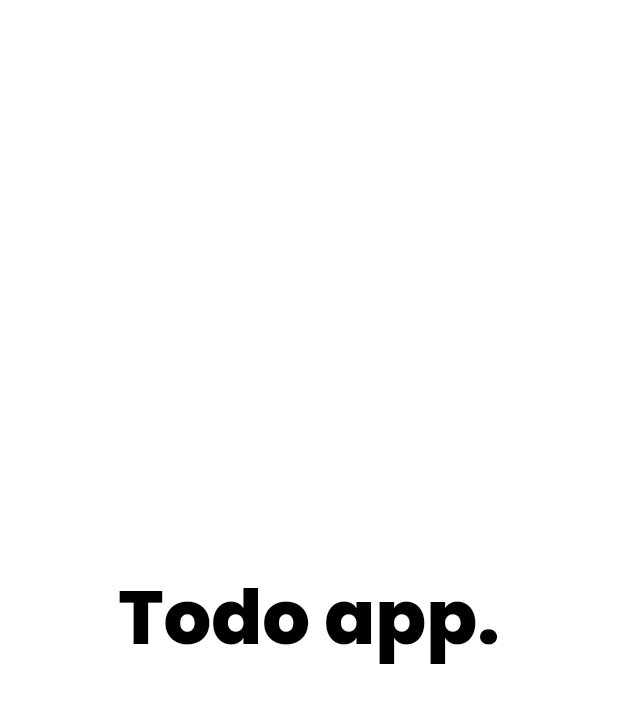
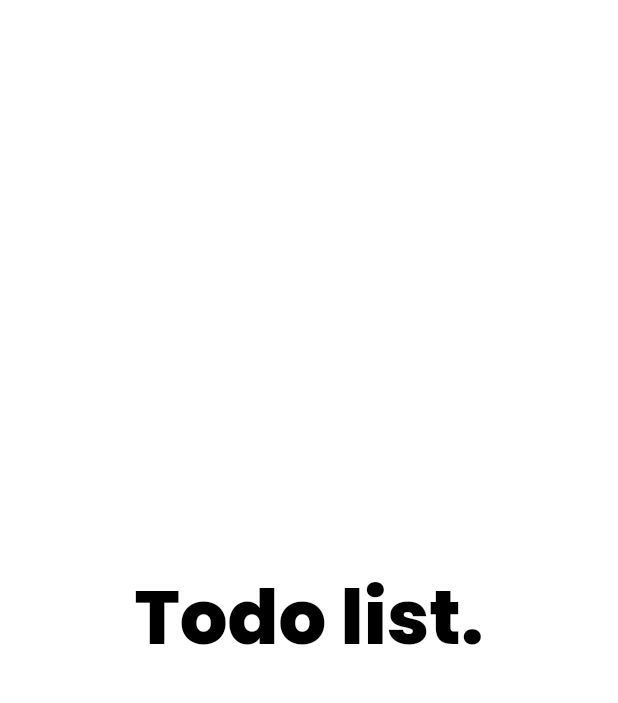
Before and after one commit to achmadrizkin/flutter_todo_list, a Flutter app: the SplashScreen screen opened directly, on a phone screen of 412 x 824 dp. Shown: the top 703 px of the screen. Run offline on Flutter 3.47's test engine with Material 2 defaults, Android fonts, the phone set to English and light mode, and no system bars; our stand-ins replace sqflite; accounts and stored records are empty.

Commit message:
Update splash.dart

```diff
--- a/lib/ui/splash.dart
+++ b/lib/ui/splash.dart
@@ -38,7 +38,7 @@ class _SplashScreenState extends State<SplashScreen> {
       backgroundColor: Colors.white,
       body: Center(
         child: Text(
-          "Todo app.",
+          "Todo list.",
           style: new TextStyle(
               fontSize: 50.0, color: Colors.black, fontFamily: 'PopinsExBold'),
         ),
```
